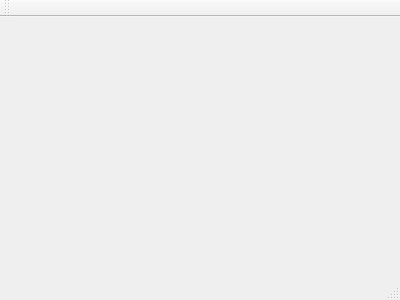
Qt form mainwindow.ui (mvxe/MLA-CS) before a commit.
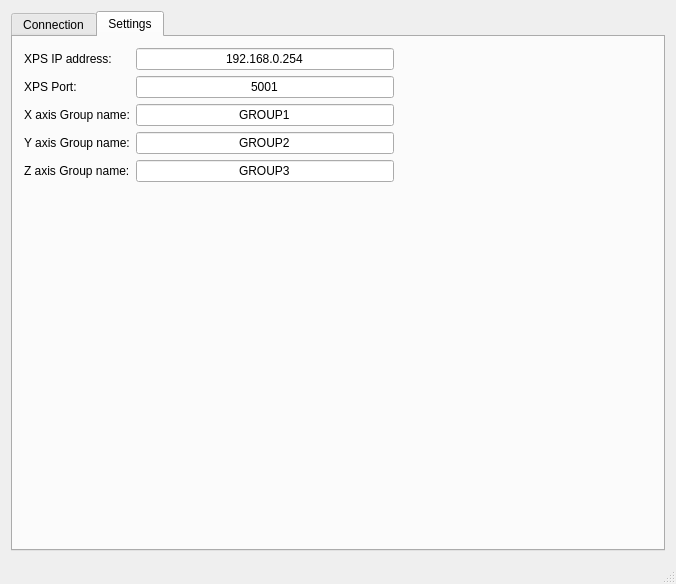
The same form after that commit.

Commit message: implemented connect timeout

The edit to the form file:
```diff
--- a/mainwindow.ui
+++ b/mainwindow.ui
@@ -1,24 +1,167 @@
 <ui version="4.0">
  <class>MainWindow</class>
- <widget class="QMainWindow" name="MainWindow" >
-  <property name="geometry" >
+ <widget class="QMainWindow" name="MainWindow">
+  <property name="geometry">
    <rect>
     <x>0</x>
     <y>0</y>
-    <width>400</width>
-    <height>300</height>
+    <width>676</width>
+    <height>584</height>
    </rect>
   </property>
   <property name="windowTitle" >
    <string>MainWindow</string>
   </property>
-  <widget class="QMenuBar" name="menuBar" />
-  <widget class="QToolBar" name="mainToolBar" />
-  <widget class="QWidget" name="centralWidget" />
-  <widget class="QStatusBar" name="statusBar" />
+  <widget class="QWidget" name="centralWidget">
+   <property name="enabled">
+    <bool>true</bool>
+   </property>
+   <layout class="QGridLayout" name="gridLayout_2">
+    <item row="0" column="0">
+     <widget class="QTabWidget" name="tabWidget">
+      <property name="currentIndex">
+       <number>1</number>
+      </property>
+      <widget class="QWidget" name="tab_con">
+       <attribute name="title">
+        <string>Connection</string>
+       </attribute>
+      </widget>
+      <widget class="QWidget" name="tab_settings">
+       <attribute name="title">
+        <string>Settings</string>
+       </attribute>
+       <layout class="QGridLayout" name="gridLayout">
+        <item row="0" column="0">
+         <layout class="QGridLayout" name="gridLayout_3">
+          <item row="1" column="1">
+           <widget class="QLineEdit" name="lineEdit_2">
+            <property name="text">
+             <string>5001</string>
+            </property>
+            <property name="alignment">
+             <set>Qt::AlignCenter</set>
+            </property>
+           </widget>
+          </item>
+          <item row="2" column="1">
+           <widget class="QLineEdit" name="lineEdit_3">
+            <property name="text">
+             <string>GROUP1</string>
+            </property>
+            <property name="alignment">
+             <set>Qt::AlignCenter</set>
+            </property>
+           </widget>
+          </item>
+          <item row="1" column="0">
+           <widget class="QLabel" name="label_2">
+            <property name="text">
+             <string>XPS Port:</string>
+            </property>
+           </widget>
+          </item>
+          <item row="0" column="1">
+           <widget class="QLineEdit" name="lineEdit">
+            <property name="text">
+             <string>192.168.0.254</string>
+            </property>
+            <property name="alignment">
+             <set>Qt::AlignCenter</set>
+            </property>
+           </widget>
+          </item>
+          <item row="2" column="0">
+           <widget class="QLabel" name="label_3">
+            <property name="text">
+             <string>X axis Group name:</string>
+            </property>
+           </widget>
+          </item>
+          <item row="3" column="0">
+           <widget class="QLabel" name="label_4">
+            <property name="text">
+             <string>Y axis Group name:</string>
+            </property>
+           </widget>
+          </item>
+          <item row="0" column="2">
+           <spacer name="horizontalSpacer">
+            <property name="orientation">
+             <enum>Qt::Horizontal</enum>
+            </property>
+            <property name="sizeHint" stdset="0">
+             <size>
+              <width>40</width>
+              <height>20</height>
+             </size>
+            </property>
+           </spacer>
+          </item>
+          <item row="0" column="0">
+           <widget class="QLabel" name="label">
+            <property name="minimumSize">
+             <size>
+              <width>0</width>
+              <height>0</height>
+             </size>
+            </property>
+            <property name="text">
+             <string>XPS IP address:</string>
+            </property>
+           </widget>
+          </item>
+          <item row="5" column="1">
+           <spacer name="verticalSpacer">
+            <property name="orientation">
+             <enum>Qt::Vertical</enum>
+            </property>
+            <property name="sizeHint" stdset="0">
+             <size>
+              <width>20</width>
+              <height>40</height>
+             </size>
+            </property>
+           </spacer>
+          </item>
+          <item row="4" column="0">
+           <widget class="QLabel" name="label_5">
+            <property name="text">
+             <string>Z axis Group name:</string>
+            </property>
+           </widget>
+          </item>
+          <item row="3" column="1">
+           <widget class="QLineEdit" name="lineEdit_4">
+            <property name="text">
+             <string>GROUP2</string>
+            </property>
+            <property name="alignment">
+             <set>Qt::AlignCenter</set>
+            </property>
+           </widget>
+          </item>
+          <item row="4" column="1">
+           <widget class="QLineEdit" name="lineEdit_5">
+            <property name="text">
+             <string>GROUP3</string>
+            </property>
+            <property name="alignment">
+             <set>Qt::AlignCenter</set>
+            </property>
+           </widget>
+          </item>
+         </layout>
+        </item>
+       </layout>
+      </widget>
+     </widget>
+    </item>
+   </layout>
+  </widget>
+  <widget class="QStatusBar" name="statusBar"/>
  </widget>
- <layoutDefault spacing="6" margin="11" />
- <pixmapfunction></pixmapfunction>
+ <layoutdefault spacing="6" margin="11"/>
  <resources/>
  <connections/>
 </ui>
```
Left out of the diff: 3 changed lines with no effect on the pictures. The commit also changes 2 other files.
